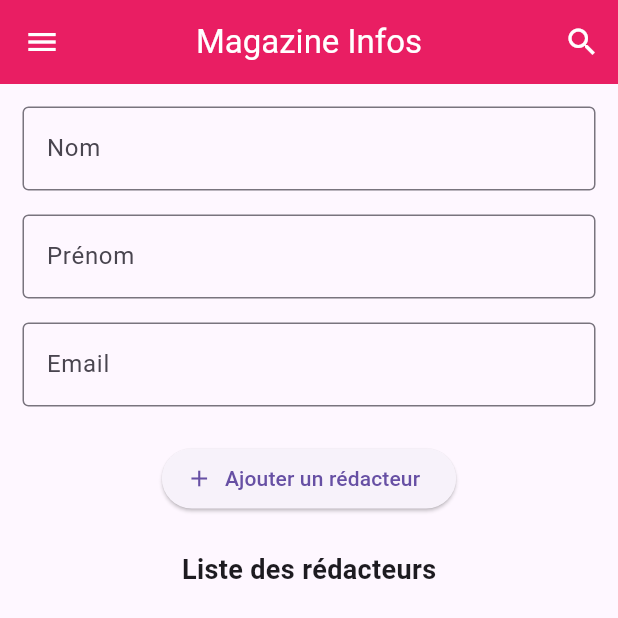
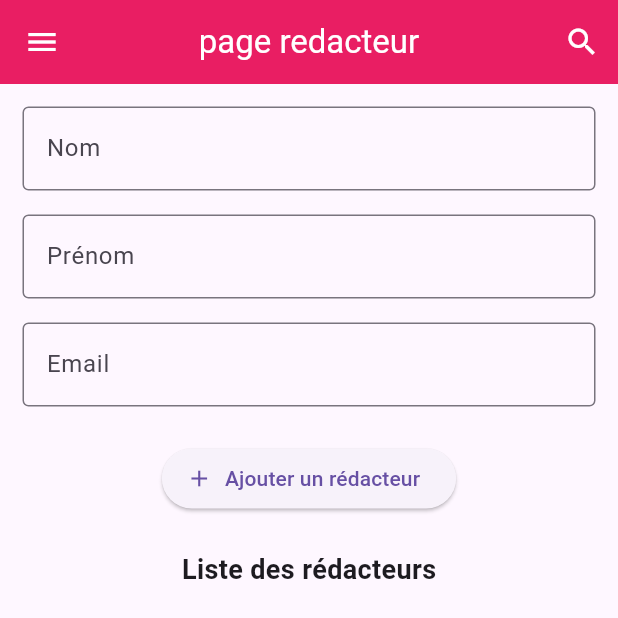
Before and after one commit to MauriceMumbere/Dclic-Activite-4, a Flutter app: the RedacteurPage screen opened directly, on a phone screen of 412 x 824 dp, the top half of it. Run offline on Flutter 3.47's test engine with Material 3 defaults, Android fonts, the phone set to English and light mode, and no system bars; our stand-ins replace email_validator, sqflite; accounts and stored records are empty.

Commit message:
refactor : add new title

```diff
--- a/lib/components/appbar.dart
+++ b/lib/components/appbar.dart
@@ -2,17 +2,15 @@
 import 'package:flutter/material.dart';
 
 class MyAppBar extends StatelessWidget implements PreferredSizeWidget {
-  const MyAppBar({super.key});
+  final String title;
+  const MyAppBar({super.key, required this.title});
 
   @override
   Widget build(BuildContext context) {
     return AppBar(
       backgroundColor: Colors.pink,
       // Title
-      title: const Text(
-        'Magazine Infos',
-        style: TextStyle(color: Colors.white),
-      ),
+      title: Text(title, style: TextStyle(color: Colors.white)),
       centerTitle: true,
       // Leading
       leading: IconButton(
--- a/lib/screens/redacteur_page.dart
+++ b/lib/screens/redacteur_page.dart
@@ -193,7 +193,7 @@ class _RedacteurPageState extends State<RedacteurPage> {
   @override
   Widget build(BuildContext context) {
     return Scaffold(
-      appBar: MyAppBar(),
+      appBar: MyAppBar(title: 'page redacteur'),
       drawer: Drawer(
         child: ListView(
           children: [
```
